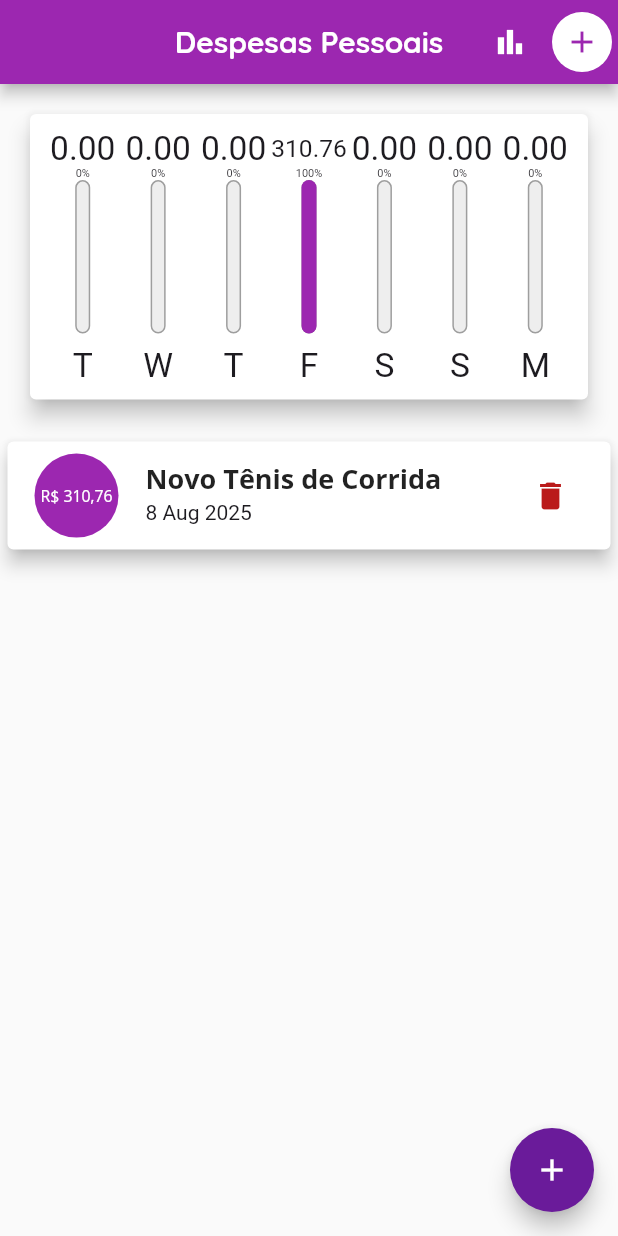
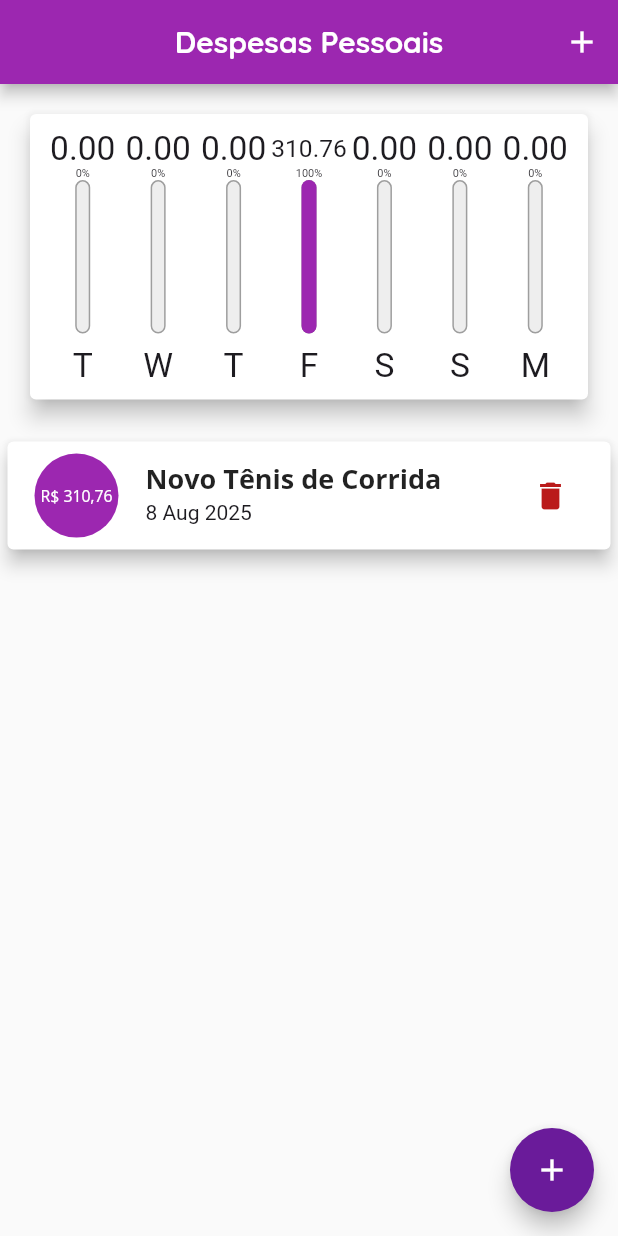
Before and after one commit to VitorLucas98/despesas_pessoais_app, a Flutter app: the screen it shows after launch, on a phone screen of 412 x 824 dp. Run offline on Flutter 3.47's test engine with Material 3 defaults, Android fonts, the phone set to English and light mode, and no system bars.

Commit message:
adaptando para uso do IOS

```diff
--- a/lib/components/transaction/transaction_form.dart
+++ b/lib/components/transaction/transaction_form.dart
@@ -42,10 +42,16 @@ class _TransactionFormState extends State<TransactionForm> {
 
   @override
   Widget build(BuildContext context) {
-    return Card(
+    return SingleChildScrollView(
+      child: Card(
         elevation: 5,
         child: Padding(
-        padding: const EdgeInsets.all(10),
+          padding: EdgeInsets.only(
+            top: 10,
+            left: 10,
+            right: 10,
+            bottom: 10 + MediaQuery.of(context).viewInsets.bottom,
+          ),
           child: Column(
             children: [
               TextField(
@@ -99,6 +105,7 @@ class _TransactionFormState extends State<TransactionForm> {
             ],
           ),
         ),
+      ),
     );
   }
 }
--- a/lib/components/transaction/transaction_list.dart
+++ b/lib/components/transaction/transaction_list.dart
@@ -67,7 +67,16 @@ class TransactionList extends StatelessWidget {
                 subtitle: Text(
                   DateFormat('d MMM y').format(tr.date),
                 ),
-                trailing: IconButton(
+                trailing: MediaQuery.of(context).size.width > 480
+                ? TextButton.icon(
+                  onPressed: () => onRemove(tr.id),
+                  icon: const Icon(Icons.delete),
+                  label: const Text('Excluir'),
+                  style: TextButton.styleFrom(
+                    foregroundColor: Theme.of(context).colorScheme.error,
+                  ),
+                )
+                : IconButton(
                   icon: const Icon(Icons.delete),
                   color: Theme.of(context).colorScheme.error,
                   onPressed: () => onRemove(tr.id),
--- a/lib/main.dart
+++ b/lib/main.dart
@@ -1,9 +1,11 @@
+import 'dart:io';
 import 'dart:math';
 
 import 'package:despesas_pessoais_app/components/chart/chart.dart';
 import 'package:despesas_pessoais_app/components/transaction/transaction_form.dart';
 import 'package:despesas_pessoais_app/components/transaction/transaction_list.dart';
 import 'package:despesas_pessoais_app/models/transaction.dart';
+import 'package:flutter/cupertino.dart';
 import 'package:flutter/material.dart';
 
 main() => runApp(ExpensesApp());
@@ -102,8 +104,25 @@ class _MyHomePageState extends State<MyHomePage> {
 
   @override
   Widget build(BuildContext context) {
-    final bool isLandscape =
-        MediaQuery.of(context).orientation == Orientation.landscape;
+    final mediaQuery = MediaQuery.of(context);
+
+    final bool isLandscape = mediaQuery.orientation == Orientation.landscape;
+
+    Widget _getIconButton(IconData icon, Function() fn) {
+      return Platform.isIOS
+          ? GestureDetector(onTap: fn, child: Icon(icon))
+          : IconButton(onPressed: fn, icon: Icon(icon));
+    }
+
+    final actions = [
+      if (isLandscape)
+      _getIconButton(_showChart ? Icons.list : Icons.bar_chart, () {
+        setState(() {
+          _showChart = !_showChart;
+        });
+      }),
+      _getIconButton(Icons.add, () => _openTransactionForm(context)),
+    ];
 
     final appBar = AppBar(
       title: Text(
@@ -115,43 +134,15 @@ class _MyHomePageState extends State<MyHomePage> {
         ),
       ),
       centerTitle: true,
-      actions: [
-        IconButton(
-          icon: _showChart ? Icon(Icons.list) : Icon(Icons.bar_chart),
-          onPressed: () {
-            setState(() {
-              _showChart = !_showChart;
-            });
-          },
-        ),
-        Padding(
-          padding: const EdgeInsets.symmetric(vertical: 8.0),
-          // Espaço para cima e para baixo
-          child: Container(
-            decoration: BoxDecoration(
-              color: Colors.white, // Fundo diferente
-              shape: BoxShape.circle,
-            ),
-            child: IconButton(
-              icon: Icon(
-                Icons.add,
-                color: Theme.of(context).primaryColor,
-              ), // Cor do ícone
-              onPressed: () => _openTransactionForm(context),
-            ),
-          ),
-        ),
-      ],
+      actions: actions,
     );
 
     final availableHeight =
-        MediaQuery.of(context).size.height -
+        mediaQuery.size.height -
         appBar.preferredSize.height -
-        MediaQuery.of(context).padding.top;
+        mediaQuery.padding.top;
 
-    return Scaffold(
-      appBar: appBar,
-      body: SingleChildScrollView(
+    final bodyPage = SingleChildScrollView(
       child: Column(
         crossAxisAlignment: CrossAxisAlignment.stretch,
         children: [
@@ -162,13 +153,36 @@ class _MyHomePageState extends State<MyHomePage> {
             ),
           if (!_showChart || !isLandscape)
             SizedBox(
-                height: availableHeight * 0.7,
+              height: availableHeight * (isLandscape ? 1 : 0.7),
               child: TransactionList(_transactions, _removeTransaction),
             ),
         ],
       ),
+    );
+
+    return Platform.isIOS
+        ? CupertinoPageScaffold(
+          navigationBar: CupertinoNavigationBar(
+            middle: Text(
+              'Despesas Pessoais',
+              style: TextStyle(
+                fontFamily: 'Quicksand',
+                fontSize: 20,
+                fontWeight: FontWeight.bold,
               ),
-      floatingActionButton: FloatingActionButton(
+            ),
+            trailing: Row(
+              mainAxisSize: MainAxisSize.min,
+              children: actions),
+          ),
+          child: bodyPage,
+        )
+        : Scaffold(
+          appBar: appBar,
+          body: bodyPage,
+          floatingActionButton: Platform.isIOS
+                  ? Container()
+                  : FloatingActionButton(
                     child: Icon(Icons.add, color: Colors.white), // Cor do ícone
                     backgroundColor: Color(0xFF6A1B9A), // Cor hexadecimal
                     onPressed: () => _openTransactionForm(context),
```
Lines whose indentation alone changed are shown as unchanged.
